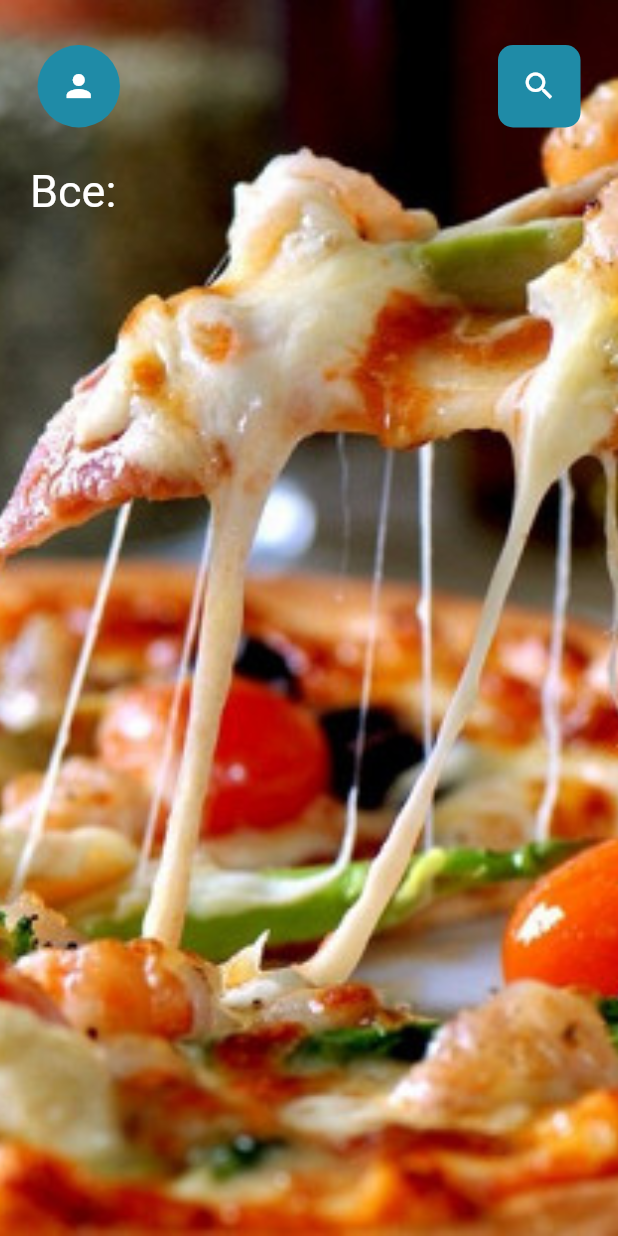
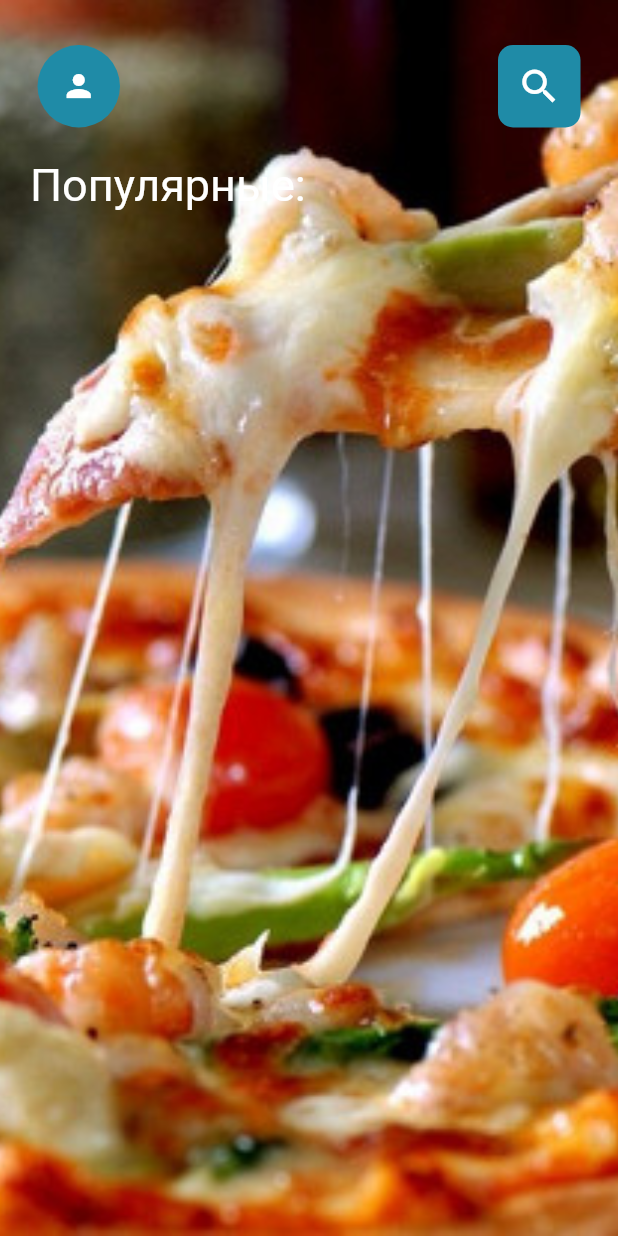
Before and after one commit to bek07kg/pizza_app, a Flutter app: the HomePage screen opened directly, on a phone screen of 412 x 824 dp. Run offline on Flutter 3.47's test engine with Material 2 defaults, Android fonts, the phone set to English and light mode, and no system bars.

```diff
--- a/lib/components/home_components/profil_search_button.dart
+++ b/lib/components/home_components/profil_search_button.dart
@@ -40,6 +40,7 @@ class ProfilSearchButton extends StatelessWidget {
               child: Icon(
                 Icons.search,
                 color: AppColors.white,
+                size: 30,
               ),
             ),
           ),
--- a/lib/components/home_components/text_1.dart
+++ b/lib/components/home_components/text_1.dart
@@ -1,4 +1,5 @@
 import 'package:flutter/material.dart';
+import 'package:pizza_app/constants/app_text_styles.dart';
 
 import '../../constants/app_colors.dart';
 
@@ -15,18 +16,12 @@ class Text1 extends StatelessWidget {
         mainAxisAlignment: MainAxisAlignment.start,
         children: [
           Text(
-            "Все",
-            style: TextStyle(
-              fontSize: 30,
-              color: AppColors.white,
-            ),
+            "Популярные",
+            style: AppTextStyles.style1,
           ),
           Text(
             ":",
-            style: TextStyle(
-              fontSize: 30,
-              color: AppColors.white,
-            ),
+            style: AppTextStyles.style1,
           ),
         ],
       ),
--- /dev/null
+++ b/lib/constants/app_text_styles.dart
@@ -0,0 +1,9 @@
+import 'package:flutter/material.dart';
+import 'package:pizza_app/constants/app_colors.dart';
+
+class AppTextStyles {
+  static const TextStyle style1 = TextStyle(
+    color: AppColors.white,
+    fontSize: 30,
+  );
+}
--- a/lib/pages/home_page.dart
+++ b/lib/pages/home_page.dart
@@ -1,5 +1,6 @@
 import 'package:flutter/material.dart';
 import 'package:pizza_app/constants/app_colors.dart';
+import 'package:pizza_app/model/popular_pizza_model.dart';
 
 import '../components/home_components/profil_search_button.dart';
 import '../components/home_components/text_1.dart';
@@ -28,8 +29,21 @@ class _HomePageState extends State<HomePage> {
           children: [
             SizedBox(height: 30),
             ProfilSearchButton(),
-            SizedBox(height: 5),
+            SizedBox(height: 1),
             Text1(),
+            Container(
+              height: 180,
+              child: ListView.builder(
+                itemCount: 1,
+                scrollDirection: Axis.horizontal,
+                itemBuilder: (context, index) {
+                  return Row(
+                    mainAxisSize: MainAxisSize.min,
+                    children: [],
+                  );
+                },
+              ),
+            ),
           ],
         ),
       ),
```
Also changed, not shown: lib/model/all_pizza_model.dart (+0 -14 lines), lib/model/popular_pizza_model.dart (+18 -0 lines).
